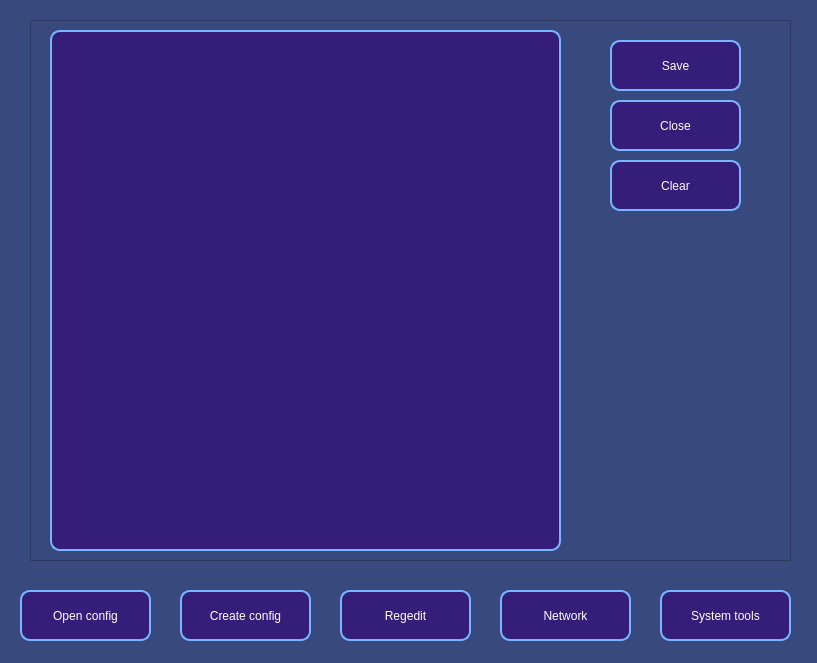
JuneSunAt7/cfg_man, file widget.ui: the form before one commit.
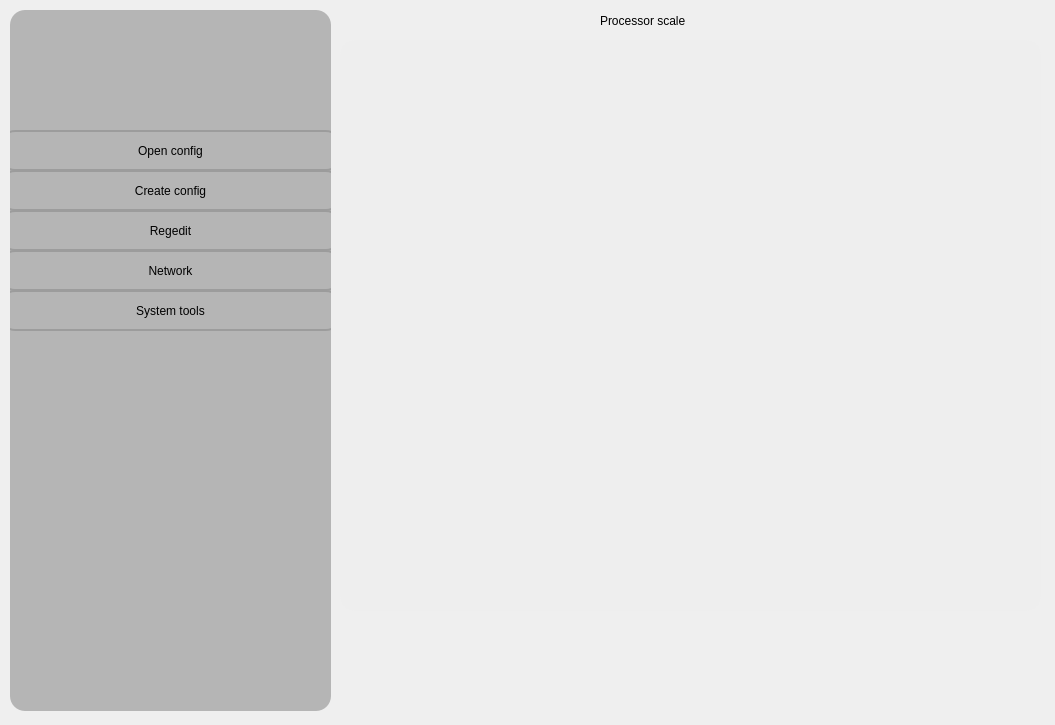
The form after the commit. Icons and pictures are not drawn.

Commit message: add proc scale & upd UI

What changed in the file:
```diff
--- a/widget.ui
+++ b/widget.ui
@@ -6,32 +6,75 @@
    <rect>
     <x>0</x>
     <y>0</y>
-    <width>817</width>
-    <height>663</height>
+    <width>1055</width>
+    <height>725</height>
    </rect>
   </property>
   <property name="windowTitle">
    <string>Widget</string>
   </property>
   <property name="styleSheet">
-   <string notr="true">background-color: rgb(56, 74, 125);</string>
+   <string notr="true"/>
   </property>
+  <widget class="QWidget" name="device_panel" native="true">
+   <property name="geometry">
+    <rect>
+     <x>10</x>
+     <y>10</y>
+     <width>321</width>
+     <height>701</height>
+    </rect>
+   </property>
+   <property name="styleSheet">
+    <string notr="true">background-color: rgb(181, 181, 181);
+border-radius:15px;</string>
+   </property>
+   <widget class="QLabel" name="label">
+    <property name="geometry">
+     <rect>
+      <x>10</x>
+      <y>10</y>
+      <width>91</width>
+      <height>71</height>
+     </rect>
+    </property>
+    <property name="text">
+     <string/>
+    </property>
+    <property name="pixmap">
+     <pixmap>icons/imac.png</pixmap>
+    </property>
+   </widget>
+   <widget class="QLabel" name="nameOfPc">
+    <property name="geometry">
+     <rect>
+      <x>90</x>
+      <y>10</y>
+      <width>211</width>
+      <height>41</height>
+     </rect>
+    </property>
+    <property name="styleSheet">
+     <string notr="true">color: rgb(0, 0, 0);
+font: 700 16pt &quot;Terminal&quot;;</string>
+    </property>
+    <property name="text">
+     <string/>
+    </property>
+   </widget>
   <widget class="QPushButton" name="openConfig_pbn">
    <property name="geometry">
     <rect>
-     <x>20</x>
-     <y>590</y>
-     <width>131</width>
-     <height>51</height>
+      <x>-10</x>
+      <y>120</y>
+      <width>341</width>
+      <height>41</height>
     </rect>
    </property>
    <property name="styleSheet">
-    <string notr="true">font: 700 16pt &quot;System&quot;;
-background-color: rgb(53, 30, 122);
-color: rgb(255, 255, 255);
-border-radius:10px;
-
-border:2px solid rgb(121, 181, 255);
+     <string notr="true">font: 700 16pt &quot;Terminal&quot;;
+color: rgb(0, 0, 0);
+border: 2px solid rgb(156,156,156)
 </string>
    </property>
    <property name="text">
@@ -41,19 +84,16 @@
   <widget class="QPushButton" name="createConfig_pbn">
    <property name="geometry">
     <rect>
-     <x>180</x>
-     <y>590</y>
-     <width>131</width>
-     <height>51</height>
+      <x>-10</x>
+      <y>160</y>
+      <width>341</width>
+      <height>41</height>
     </rect>
    </property>
    <property name="styleSheet">
-    <string notr="true">font: 700 16pt &quot;System&quot;;
-background-color: rgb(53, 30, 122);
-color: rgb(255, 255, 255);
-border-radius:10px;
-
-border:2px solid rgb(121, 181, 255);
+     <string notr="true">font: 700 16pt &quot;Terminal&quot;;
+color: rgb(0, 0, 0);
+border: 2px solid rgb(156,156,156)
 </string>
    </property>
    <property name="text">
@@ -63,19 +103,16 @@
   <widget class="QPushButton" name="regedit_pbn">
    <property name="geometry">
     <rect>
-     <x>340</x>
-     <y>590</y>
-     <width>131</width>
-     <height>51</height>
+      <x>-10</x>
+      <y>200</y>
+      <width>341</width>
+      <height>41</height>
     </rect>
    </property>
    <property name="styleSheet">
-    <string notr="true">font: 700 16pt &quot;System&quot;;
-background-color: rgb(53, 30, 122);
-color: rgb(255, 255, 255);
-border-radius:10px;
-
-border:2px solid rgb(121, 181, 255);
+     <string notr="true">font: 700 16pt &quot;Terminal&quot;;
+color: rgb(0, 0, 0);
+border: 2px solid rgb(156,156,156)
 </string>
    </property>
    <property name="text">
@@ -85,19 +122,16 @@
   <widget class="QPushButton" name="network_pbn">
    <property name="geometry">
     <rect>
-     <x>500</x>
-     <y>590</y>
-     <width>131</width>
-     <height>51</height>
+      <x>-10</x>
+      <y>240</y>
+      <width>341</width>
+      <height>41</height>
     </rect>
    </property>
    <property name="styleSheet">
-    <string notr="true">font: 700 16pt &quot;System&quot;;
-background-color: rgb(53, 30, 122);
-color: rgb(255, 255, 255);
-border-radius:10px;
-
-border:2px solid rgb(121, 181, 255);
+     <string notr="true">font: 700 16pt &quot;Terminal&quot;;
+color: rgb(0, 0, 0);
+border: 2px solid rgb(156,156,156)
 </string>
    </property>
    <property name="text">
@@ -107,128 +141,53 @@
   <widget class="QPushButton" name="sys_pbn">
    <property name="geometry">
     <rect>
-     <x>660</x>
-     <y>590</y>
-     <width>131</width>
-     <height>51</height>
+      <x>-10</x>
+      <y>280</y>
+      <width>341</width>
+      <height>41</height>
     </rect>
    </property>
    <property name="styleSheet">
-    <string notr="true">font: 700 16pt &quot;System&quot;;
-background-color: rgb(53, 30, 122);
-color: rgb(255, 255, 255);
-border-radius:10px;
-
-border:2px solid rgb(121, 181, 255);
+     <string notr="true">font: 700 16pt &quot;Terminal&quot;;
+color: rgb(0, 0, 0);
+border: 2px solid rgb(156,156,156)
 </string>
    </property>
    <property name="text">
     <string>System tools</string>
    </property>
   </widget>
-  <widget class="QFrame" name="manConfig_frame">
+  </widget>
+  <widget class="QWidget" name="user_view_widget" native="true">
    <property name="geometry">
     <rect>
-     <x>30</x>
-     <y>20</y>
-     <width>761</width>
-     <height>541</height>
+     <x>340</x>
+     <y>40</y>
+     <width>701</width>
+     <height>571</height>
     </rect>
    </property>
    <property name="styleSheet">
-    <string notr="true"/>
+    <string notr="true">border-radius:15px;
+background-color: rgb(238, 238, 238);</string>
    </property>
-   <property name="frameShape">
-    <enum>QFrame::StyledPanel</enum>
-   </property>
-   <property name="frameShadow">
-    <enum>QFrame::Raised</enum>
-   </property>
-   <widget class="QPlainTextEdit" name="editorConf_txteditor">
+  </widget>
+  <widget class="QLabel" name="label_2">
     <property name="geometry">
      <rect>
-      <x>20</x>
+     <x>600</x>
       <y>10</y>
-      <width>511</width>
-      <height>521</height>
+     <width>181</width>
+     <height>21</height>
      </rect>
     </property>
     <property name="styleSheet">
-     <string notr="true">font: 700 18pt &quot;System&quot;;
-background-color: rgb(53, 30, 122);
-color: rgb(255, 255, 255);
-border-radius:10px;
-
-border:2px solid rgb(121, 181, 255);
-</string>
-    </property>
-   </widget>
-   <widget class="QPushButton" name="saveConf_btn">
-    <property name="geometry">
-     <rect>
-      <x>580</x>
-      <y>20</y>
-      <width>131</width>
-      <height>51</height>
-     </rect>
-    </property>
-    <property name="styleSheet">
-     <string notr="true">font: 700 16pt &quot;System&quot;;
-background-color: rgb(53, 30, 122);
-color: rgb(255, 255, 255);
-border-radius:10px;
-
-border:2px solid rgb(121, 181, 255);
-</string>
-    </property>
+    <string notr="true">font: 700 16pt &quot;Terminal&quot;;
+color: rgb(0, 0, 0);</string>
+   </property>
     <property name="text">
-     <string>Save</string>
-    </property>
-   </widget>
-   <widget class="QPushButton" name="closeConf_btn">
-    <property name="geometry">
-     <rect>
-      <x>580</x>
-      <y>80</y>
-      <width>131</width>
-      <height>51</height>
-     </rect>
-    </property>
-    <property name="styleSheet">
-     <string notr="true">font: 700 16pt &quot;System&quot;;
-background-color: rgb(53, 30, 122);
-color: rgb(255, 255, 255);
-border-radius:10px;
-
-border:2px solid rgb(121, 181, 255);
-</string>
-    </property>
-    <property name="text">
-     <string>Close</string>
-    </property>
-   </widget>
-   <widget class="QPushButton" name="clearConf_btn">
-    <property name="geometry">
-     <rect>
-      <x>580</x>
-      <y>140</y>
-      <width>131</width>
-      <height>51</height>
-     </rect>
-    </property>
-    <property name="styleSheet">
-     <string notr="true">font: 700 16pt &quot;System&quot;;
-background-color: rgb(53, 30, 122);
-color: rgb(255, 255, 255);
-border-radius:10px;
-
-border:2px solid rgb(121, 181, 255);
-</string>
-    </property>
-    <property name="text">
-     <string>Clear</string>
-    </property>
-   </widget>
+    <string>Processor scale</string>
+   </property>
   </widget>
  </widget>
  <resources/>
```
Lines whose indentation alone changed are shown as unchanged. The commit also changes 8 other files.
